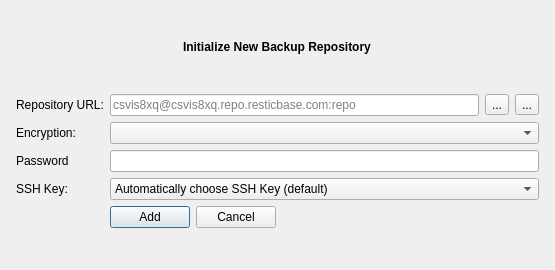
Old version of the form src/restatic/assets/UI/repoadd.ui in the repository Mebus/restatic.
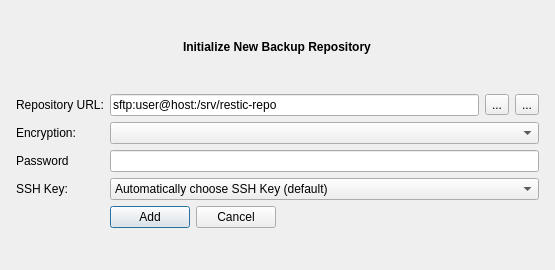
New version of the form. Icons and pictures are not drawn.

```diff
--- a/src/restatic/assets/UI/repoadd.ui
+++ b/src/restatic/assets/UI/repoadd.ui
@@ -51,6 +51,9 @@
        </property>
        <item>
         <widget class="QLineEdit" name="repoURL">
+         <property name="text">
+          <string>sftp:user@host:/srv/restic-repo</string>
+         </property>
          <property name="placeholderText">
           <string>csvis8xq@csvis8xq.repo.resticbase.com:repo</string>
          </property>
```
Left out of the diff: 4 changed lines with no effect on the pictures.
